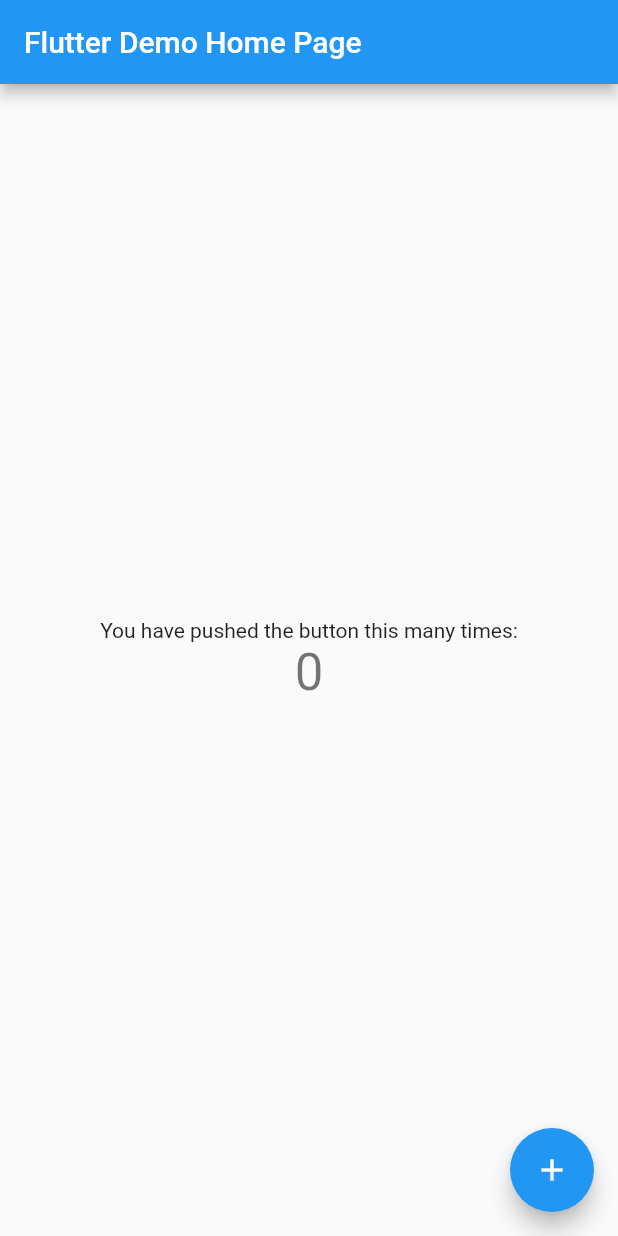
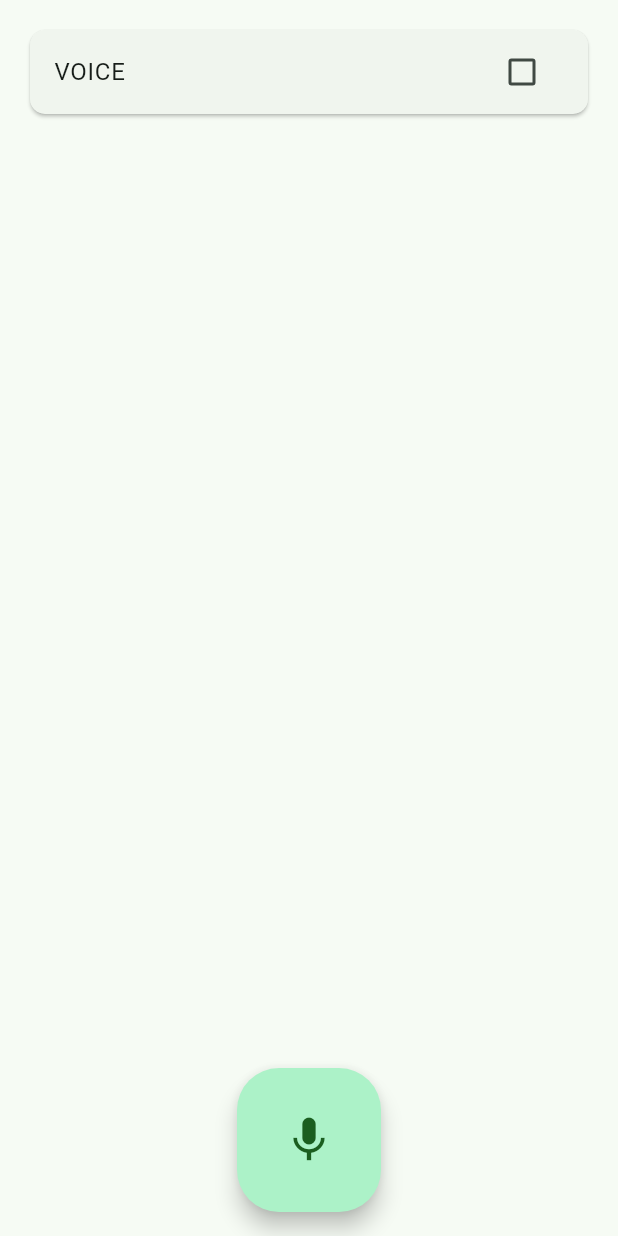
Before and after one commit to isaukywhite/todo_list, a Flutter app: the screen it shows after launch, on a phone screen of 412 x 824 dp. Run offline on Flutter 3.47's test engine with Material 2 defaults, Android fonts, the phone set to English and light mode, and no system bars.

Commit message:
Home page app todoList

```diff
--- /dev/null
+++ b/lib/home_page.dart
@@ -0,0 +1,64 @@
+import 'package:flutter/material.dart';
+
+class HomePage extends StatefulWidget {
+  const HomePage({Key? key}) : super(key: key);
+
+  @override
+  State<HomePage> createState() => _HomePageState();
+}
+
+class _HomePageState extends State<HomePage> {
+  bool _value = false;
+
+  @override
+  Widget build(BuildContext context) {
+    return Scaffold(
+      body: Column(
+        children: [
+          Expanded(
+            child: ListView.builder(
+                itemCount: 1,
+                itemBuilder: (ctx, index) {
+                  return SizedBox(
+                    child: Card(
+                      margin: const EdgeInsets.fromLTRB(20, 20, 20, 0),
+                      shape: RoundedRectangleBorder(
+                        borderRadius: BorderRadius.circular(10),
+                      ),
+                      child: Column(
+                        children: [
+                          CheckboxListTile(
+                            title: const Text('VOICE'),
+                            shape: RoundedRectangleBorder(
+                              borderRadius: BorderRadius.circular(50),
+                            ),
+                            autofocus: false,
+                            value: _value,
+                            onChanged: (bool? value) {
+                              setState(() {
+                                _value = value ?? false;
+                              });
+                            },
+                            checkColor: Colors.green[900],
+                            activeColor: Colors.greenAccent,
+                          ),
+                        ],
+                      ),
+                    ),
+                  );
+                }),
+          ),
+        ],
+      ),
+      extendBody: true,
+      floatingActionButtonLocation: FloatingActionButtonLocation.centerFloat,
+      floatingActionButton: FloatingActionButton.large(
+        onPressed: () {},
+        child: Icon(
+          Icons.mic,
+          color: Colors.green[900],
+        ),
+      ),
+    );
+  }
+}
--- a/lib/main.dart
+++ b/lib/main.dart
@@ -1,4 +1,5 @@
 import 'package:flutter/material.dart';
+import 'package:todo_list/home_page.dart';
 
 void main() {
   runApp(const MyApp());
@@ -13,103 +14,11 @@ class MyApp extends StatelessWidget {
     return MaterialApp(
       title: 'Flutter Demo',
       theme: ThemeData(
-        // This is the theme of your application.
-        //
-        // Try running your application with "flutter run". You'll see the
-        // application has a blue toolbar. Then, without quitting the app, try
-        // changing the primarySwatch below to Colors.green and then invoke
-        // "hot reload" (press "r" in the console where you ran "flutter run",
-        // or simply save your changes to "hot reload" in a Flutter IDE).
-        // Notice that the counter didn't reset back to zero; the application
-        // is not restarted.
-        primarySwatch: Colors.blue,
+        // primarySwatch: Colors.orange,
+        colorScheme: ColorScheme.fromSeed(seedColor: Colors.greenAccent),
+        useMaterial3: true,
       ),
-      home: const MyHomePage(title: 'Flutter Demo Home Page'),
+      home: const HomePage(),
     );
   }
 }
-
-class MyHomePage extends StatefulWidget {
-  const MyHomePage({Key? key, required this.title}) : super(key: key);
-
-  // This widget is the home page of your application. It is stateful, meaning
-  // that it has a State object (defined below) that contains fields that affect
-  // how it looks.
-
-  // This class is the configuration for the state. It holds the values (in this
-  // case the title) provided by the parent (in this case the App widget) and
-  // used by the build method of the State. Fields in a Widget subclass are
-  // always marked "final".
-
-  final String title;
-
-  @override
-  State<MyHomePage> createState() => _MyHomePageState();
-}
-
-class _MyHomePageState extends State<MyHomePage> {
-  int _counter = 0;
-
-  void _incrementCounter() {
-    setState(() {
-      // This call to setState tells the Flutter framework that something has
-      // changed in this State, which causes it to rerun the build method below
-      // so that the display can reflect the updated values. If we changed
-      // _counter without calling setState(), then the build method would not be
-      // called again, and so nothing would appear to happen.
-      _counter++;
-    });
-  }
-
-  @override
-  Widget build(BuildContext context) {
-    // This method is rerun every time setState is called, for instance as done
-    // by the _incrementCounter method above.
-    //
-    // The Flutter framework has been optimized to make rerunning build methods
-    // fast, so that you can just rebuild anything that needs updating rather
-    // than having to individually change instances of widgets.
-    return Scaffold(
-      appBar: AppBar(
-        // Here we take the value from the MyHomePage object that was created by
-        // the App.build method, and use it to set our appbar title.
-        title: Text(widget.title),
-      ),
-      body: Center(
-        // Center is a layout widget. It takes a single child and positions it
-        // in the middle of the parent.
-        child: Column(
-          // Column is also a layout widget. It takes a list of children and
-          // arranges them vertically. By default, it sizes itself to fit its
-          // children horizontally, and tries to be as tall as its parent.
-          //
-          // Invoke "debug painting" (press "p" in the console, choose the
-          // "Toggle Debug Paint" action from the Flutter Inspector in Android
-          // Studio, or the "Toggle Debug Paint" command in Visual Studio Code)
-          // to see the wireframe for each widget.
-          //
-          // Column has various properties to control how it sizes itself and
-          // how it positions its children. Here we use mainAxisAlignment to
-          // center the children vertically; the main axis here is the vertical
-          // axis because Columns are vertical (the cross axis would be
-          // horizontal).
-          mainAxisAlignment: MainAxisAlignment.center,
-          children: <Widget>[
-            const Text(
-              'You have pushed the button this many times:',
-            ),
-            Text(
-              '$_counter',
-              style: Theme.of(context).textTheme.headline4,
-            ),
-          ],
-        ),
-      ),
-      floatingActionButton: FloatingActionButton(
-        onPressed: _incrementCounter,
-        tooltip: 'Increment',
-        child: const Icon(Icons.add),
-      ), // This trailing comma makes auto-formatting nicer for build methods.
-    );
-  }
-}
```
